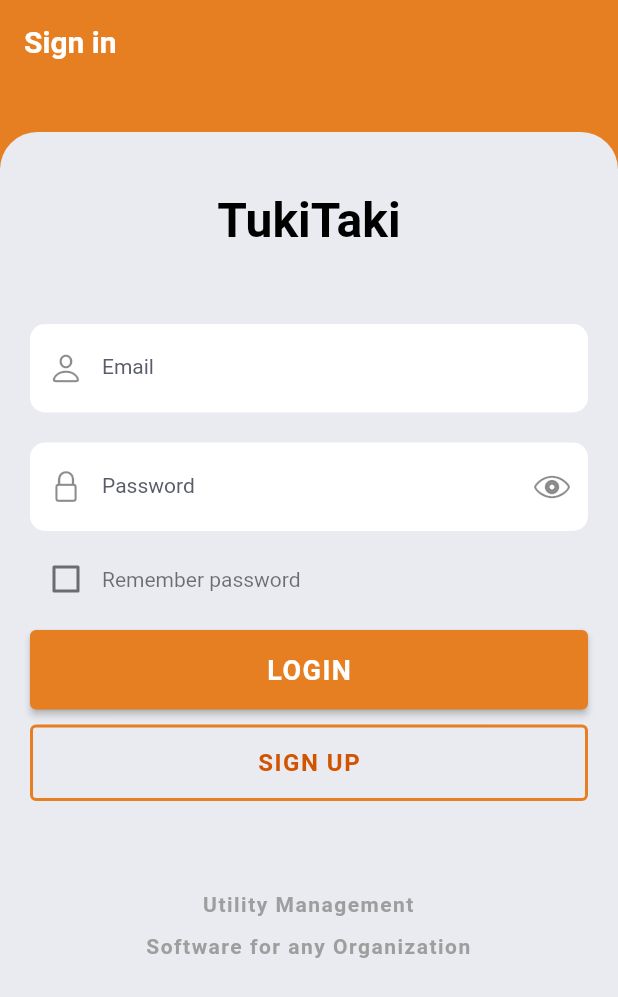
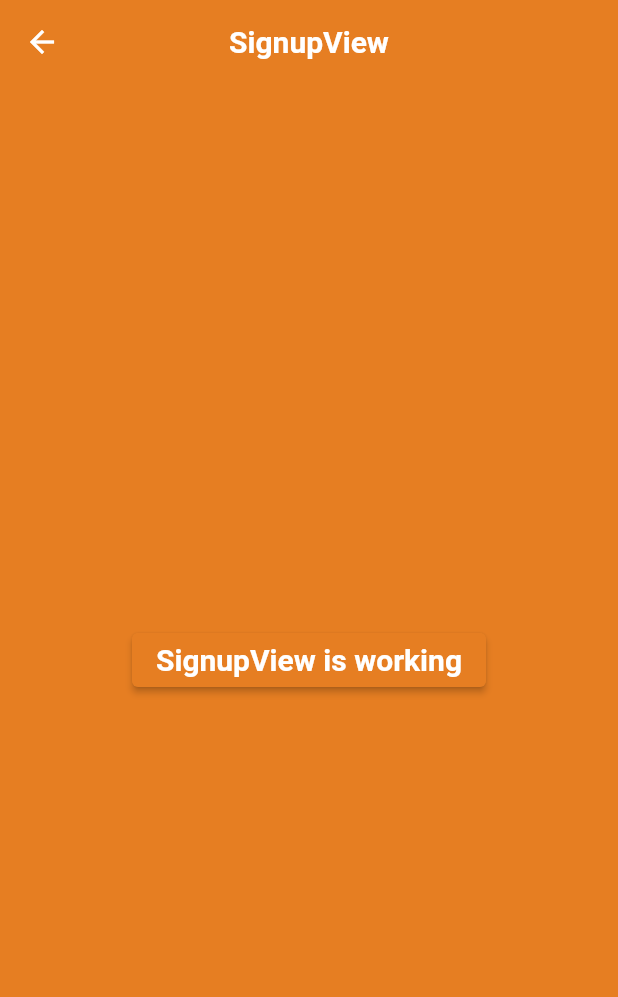
Before and after one commit to devnizamuddin/tukitaki_flutter, a Flutter app: the screen it shows after launch, after a tap on "SIGN UP", on a phone screen of 412 x 824 dp. Shown: the top 997 px of the screen. Run offline on Flutter 3.47's test engine with Material 2 defaults, Android fonts, the phone set to English and light mode, and no system bars; our stand-ins replace cloud_firestore, dio, firebase_auth, firebase_core, flutter_easyloading, get and 2 more; accounts and stored records are empty.

Commit message:
getx issue solved and design updated

```diff
--- a/lib/app/modules/login/controllers/login_controller.dart
+++ b/lib/app/modules/login/controllers/login_controller.dart
@@ -3,11 +3,13 @@ import 'package:flutter/material.dart';
 import 'package:flutter_easyloading/flutter_easyloading.dart';
 import 'package:get/get.dart';
 import 'package:get_storage/get_storage.dart';
-import 'package:tukitaki_flutter/app/modules/home/views/home_view.dart';
+import 'package:tukitaki_flutter/app/routes/app_pages.dart';
+import '../../home/views/home_view.dart';
 
 import '../../../config/app_getstorages.dart';
 import '../../../utils/helper.dart';
 import '../../../utils/snackbar.dart';
+import '../../signup/views/signup_view.dart';
 
 class LoginController extends GetxController {
   final GlobalKey<FormState> formKey = GlobalKey();
@@ -87,6 +89,10 @@ class LoginController extends GetxController {
     _box.write(AppGetStorages.KEY_PASSWORD, passwordController.text);
   }
 
+  goToSignUpPage() {
+    Get.toNamed(Routes.SIGNUP);
+  }
+
   requestPermission() async {
     // if (GetPlatform.isAndroid && !await Permission.phone.request().isGranted) {
     //   await errorSnack('You have to accept permission to run the app properly');
--- a/lib/app/modules/login/views/login_view.dart
+++ b/lib/app/modules/login/views/login_view.dart
@@ -2,10 +2,11 @@ import 'package:flutter/cupertino.dart';
 import 'package:flutter/material.dart';
 
 import 'package:get/get.dart';
-import 'package:tukitaki_flutter/app/utils/button.dart';
+import '../../../utils/button.dart';
 
 import '../../../config/app_themes.dart';
 import '../../../utils/text_view.dart';
+import '../../signup/views/signup_view.dart';
 import '../controllers/login_controller.dart';
 
 class LoginView extends GetView<LoginController> {
@@ -89,7 +90,7 @@ class LoginView extends GetView<LoginController> {
                   ),
                   COutlineButton(
                       onPressed: () {
-                        //  Get.to(() => SignupView());
+                        controller.goToSignUpPage();
                       },
                       text: 'SIGN UP'),
                   const SizedBox(height: 32),
--- /dev/null
+++ b/lib/app/modules/signup/bindings/signup_binding.dart
@@ -0,0 +1,12 @@
+import 'package:get/get.dart';
+
+import '../controllers/signup_controller.dart';
+
+class SignupBinding extends Bindings {
+  @override
+  void dependencies() {
+    Get.lazyPut<SignupController>(
+      () => SignupController(),
+    );
+  }
+}
--- /dev/null
+++ b/lib/app/modules/signup/views/signup_view.dart
@@ -0,0 +1,30 @@
+import 'package:flutter/material.dart';
+
+import 'package:get/get.dart';
+
+import '../controllers/signup_controller.dart';
+
+class SignupView extends GetView<SignupController> {
+  const SignupView({Key? key}) : super(key: key);
+
+  @override
+  Widget build(BuildContext context) {
+    return Scaffold(
+      appBar: AppBar(
+        title: Text('SignupView'),
+        centerTitle: true,
+      ),
+      body: Center(
+        child: ElevatedButton(
+          onPressed: () {
+            controller.showtoast();
+          },
+          child: Text(
+            'SignupView is working',
+            style: TextStyle(fontSize: 20),
+          ),
+        ),
+      ),
+    );
+  }
+}
--- a/lib/app/modules/splash/views/splash_view.dart
+++ b/lib/app/modules/splash/views/splash_view.dart
@@ -1,5 +1,4 @@
 import 'package:flutter/material.dart';
-
 import 'package:get/get.dart';
 
 import '../controllers/splash_controller.dart';
--- a/lib/app/routes/app_pages.dart
+++ b/lib/app/routes/app_pages.dart
@@ -4,6 +4,8 @@ import '../modules/home/bindings/home_binding.dart';
 import '../modules/home/views/home_view.dart';
 import '../modules/login/bindings/login_binding.dart';
 import '../modules/login/views/login_view.dart';
+import '../modules/signup/bindings/signup_binding.dart';
+import '../modules/signup/views/signup_view.dart';
 import '../modules/splash/bindings/splash_binding.dart';
 import '../modules/splash/views/splash_view.dart';
 
@@ -30,5 +32,10 @@ class AppPages {
       page: () => const SplashView(),
       binding: SplashBinding(),
     ),
+    GetPage(
+      name: _Paths.SIGNUP,
+      page: () => const SignupView(),
+      binding: SignupBinding(),
+    ),
   ];
 }
--- a/lib/app/routes/app_routes.dart
+++ b/lib/app/routes/app_routes.dart
@@ -7,6 +7,7 @@ abstract class Routes {
   static const HOME = _Paths.HOME;
   static const LOGIN = _Paths.LOGIN;
   static const SPLASH = _Paths.SPLASH;
+  static const SIGNUP = _Paths.SIGNUP;
 }
 
 abstract class _Paths {
@@ -14,4 +15,5 @@ abstract class _Paths {
   static const HOME = '/home';
   static const LOGIN = '/login';
   static const SPLASH = '/splash';
+  static const SIGNUP = '/signup';
 }
--- a/lib/app/services/services.dart
+++ b/lib/app/services/services.dart
@@ -6,7 +6,7 @@ import 'package:firebase_auth/firebase_auth.dart';
 import 'package:flutter/foundation.dart';
 import 'package:flutter_easyloading/flutter_easyloading.dart';
 import 'package:get/get.dart';
-import 'package:tukitaki_flutter/app/utils/snackbar.dart';
+import '../utils/snackbar.dart';
 
 import '../config/app_config.dart';
 import '../config/firestore_ref.dart';
--- a/lib/app/utils/button.dart
+++ b/lib/app/utils/button.dart
@@ -1,5 +1,5 @@
 import 'package:flutter/material.dart';
-import 'package:tukitaki_flutter/app/config/app_themes.dart';
+import '../config/app_themes.dart';
 
 // ignore: non_constant_identifier_names
 ElevatedButton PrimaryButton({required VoidCallback? onPressed, required String text}) {
--- a/lib/app/utils/design.dart
+++ b/lib/app/utils/design.dart
@@ -1,5 +1,5 @@
 import 'package:flutter/cupertino.dart';
-import 'package:tukitaki_flutter/app/config/app_themes.dart';
+import '../config/app_themes.dart';
 
 // ignore: non_constant_identifier_names
 // Container CustomContainer() {
```
Also changed, not shown: lib/app/modules/home/controllers/home_controller.dart (+3 -4 lines), lib/app/modules/home/views/home_view.dart (+3 -4 lines), lib/app/modules/signup/controllers/signup_controller.dart (added, +21 -0 lines).
